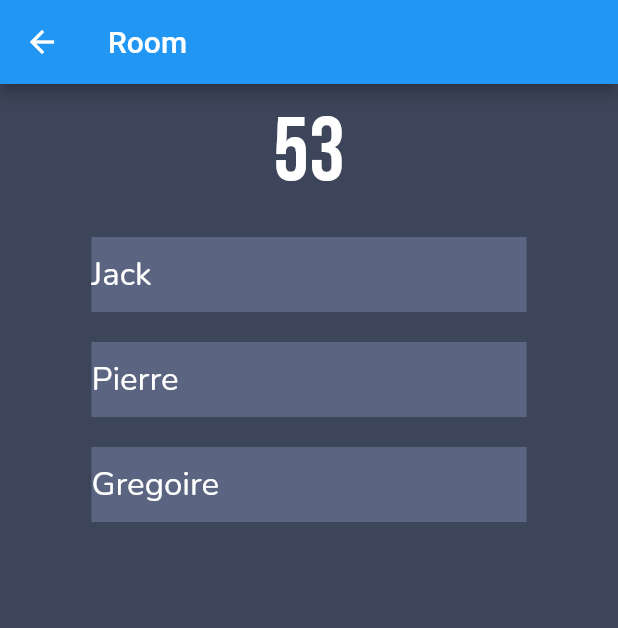
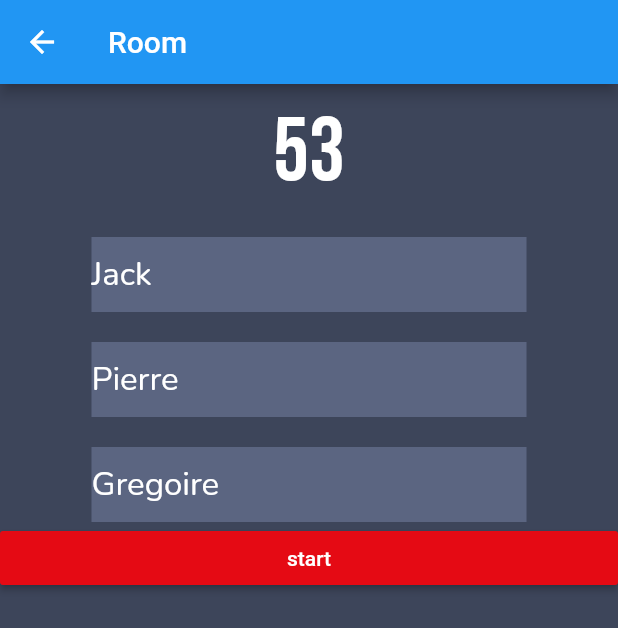
Before and after one commit to Un-dev/Projet-AcLab, a Flutter app: the screen it shows after launch, after a tap on "Create a room", on a phone screen of 412 x 824 dp. Shown: the top 628 px of the screen. Run offline on Flutter 3.47's test engine with Material 2 defaults, Android fonts, the phone set to English and light mode, and no system bars; our stand-ins replace socket_io_client; network calls fail.

Commit message:
:lipstick: redbutton styling

```diff
--- a/netlab/lib/Screens/Room/Room.dart
+++ b/netlab/lib/Screens/Room/Room.dart
@@ -1,6 +1,7 @@
 import 'package:flutter/material.dart';
 import 'package:netlab/theme.dart';
 import 'package:netlab/utils/UserItem.dart';
+import 'package:netlab/utils/customButton.dart';
 
 class Room extends StatefulWidget {
   final int idRoom;
@@ -38,6 +39,7 @@ class _RoomState extends State<Room> {
     for (var i = 0; i < users.length; i++) {
       res.add(UserItem(username: users[i]));
     }
+    res.add(CustomButton(label: 'start', onPressed: () {}, buttonColor: 'red'));
     return res;
   }
 }
--- a/netlab/lib/theme.dart
+++ b/netlab/lib/theme.dart
@@ -16,6 +16,12 @@ ThemeData buttonTheme() {
   );
 }
 
+ThemeData redButtonTheme() {
+  return ThemeData(
+    backgroundColor: Color.fromRGBO(229, 10, 20, 1.0),
+  );
+}
+
 TextStyle appTitleTheme() {
   return TextStyle(
       color: Color.fromRGBO(229, 10, 20, 1.0),
--- a/netlab/lib/utils/customButton.dart
+++ b/netlab/lib/utils/customButton.dart
@@ -2,19 +2,34 @@ import 'package:flutter/material.dart';
 import 'package:netlab/theme.dart';
 
 class CustomButton extends StatelessWidget {
-  final ThemeData theme = buttonTheme();
-
   final String label;
   final onPressed;
-  CustomButton({this.label, this.onPressed});
+  final String buttonColor;
+
+  CustomButton({this.label, this.onPressed, this.buttonColor});
 
   @override
   Widget build(BuildContext context) {
-    return MaterialButton(
+    ThemeData theme;
+    double height;
+    double width;
+    if (buttonColor == "red") {
+      height = 50;
+      width = 100;
+      theme = redButtonTheme();
+    } else {
+      height = 50;
+      width = 290;
+      theme = buttonTheme();
+    }
+
+    return RaisedButton(
       child: Center(
         child: Text(label),
       ),
       onPressed: onPressed,
+      // height: height,
+      // Width: width,
       color: theme.backgroundColor,
       textColor: Color.fromRGBO(255, 255, 255, 1.0),
     );
```
